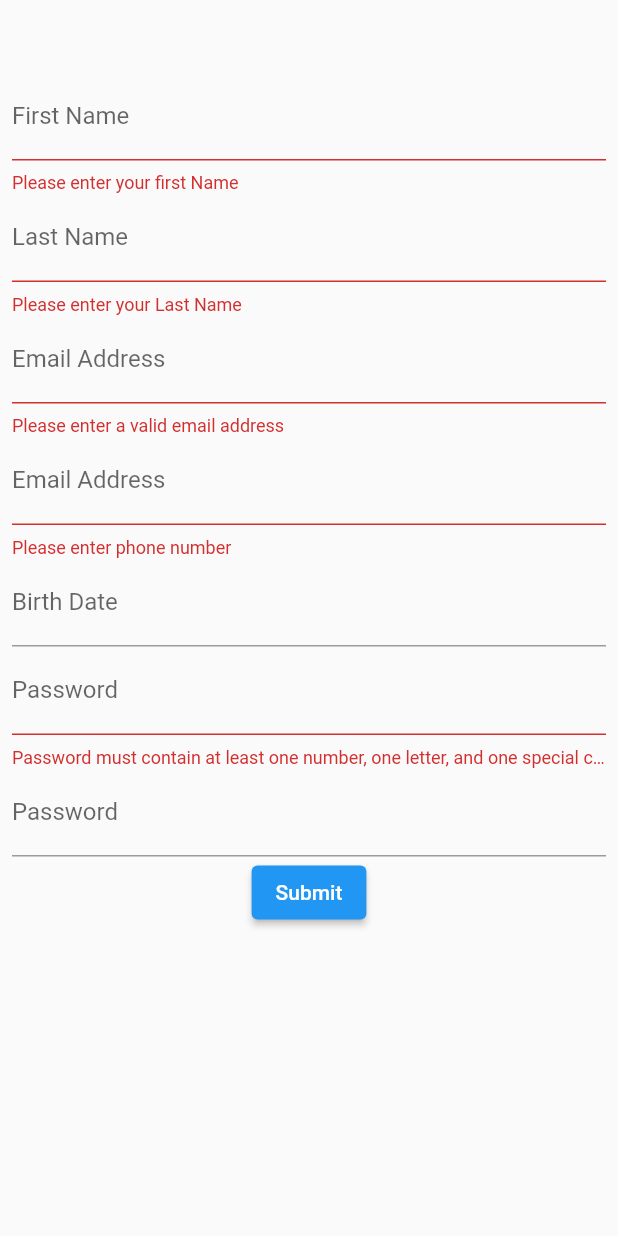
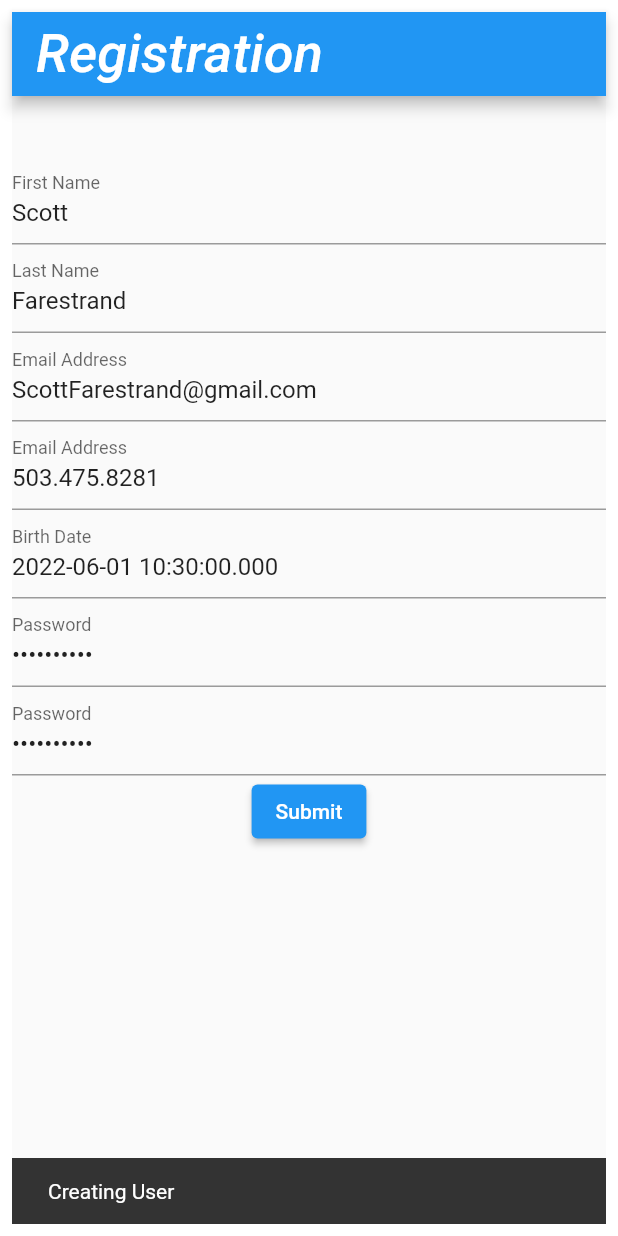
Before and after one commit to ScottFarestrand/firestore_authentication, a Flutter app: the RegistrationForm screen opened directly, after a tap on "Submit", on a phone screen of 412 x 824 dp. Run offline on Flutter 3.47's test engine with Material 2 defaults, Android fonts, the phone set to English and light mode, and no system bars; our stand-ins replace firebase_auth, firebase_core, mask_text_input_formatter; accounts and stored records are empty; network calls fail; Roboto replaces fonts that are missing (Georgia).

Commit message:
Creating User:

```diff
--- a/lib/widgets/registrationForm.dart
+++ b/lib/widgets/registrationForm.dart
@@ -1,7 +1,7 @@
 import 'package:flutter/material.dart';
 import 'package:intl/intl.dart';
 import 'package:mask_text_input_formatter/mask_text_input_formatter.dart';
-
+import 'package:firebase_auth/firebase_auth.dart';
 // Define a custom Form widget.
 class RegistrationForm extends StatefulWidget {
   const RegistrationForm({super.key});
@@ -28,15 +28,28 @@ class RegistrationFormState extends State<RegistrationForm> {
   final passwordConfirmController = TextEditingController();
   final phoneNumberController = TextEditingController();
   final birthDayController = TextEditingController();
+
   DateTime birthDate = DateTime.now();
   var phoneFormatter = new MaskTextInputFormatter(mask: '###.###.####');
 
   @override
   Widget build(BuildContext context) {
+    emailController.text = "ScottFarestrand@gmail.com";
+    firstNameController.text = "Scott";
+    lastNameController.text = "Farestrand";
+    passwordController.text = "Jlj#980507";
+    passwordConfirmController.text = passwordController.text;
+    phoneNumberController.text = "503.475.8281";
+    birthDayController.text = DateTime.now().toString();
+
     // Build a Form widget using the _formKey created above.
     return Padding(
       padding: const EdgeInsets.all(8.0),
-      child: Form(
+      child: Scaffold(
+        appBar: AppBar(
+          title: Text("Registration"),
+        ),
+        body: Form(
           key: _formKey,
           child: Column(
             children: <Widget>[
@@ -136,13 +149,40 @@ class RegistrationFormState extends State<RegistrationForm> {
               ),
               ElevatedButton(
                 onPressed: () {
+                  print("pressed");
                   // Validate returns true if the form is valid, or false otherwise.
+                  if (_formKey.currentState!.validate()){
+                    print("valid");
+                  }else{
+                    print("Not Valid");
+                  }
+
                   if (_formKey.currentState!.validate()) {
                     // If the form is valid, display a snackbar. In the real world,
                     // you'd often call a server or save the information in a database.
                     ScaffoldMessenger.of(context).showSnackBar(
-                    const SnackBar(content: Text('Processing Data')),
+                      const SnackBar(content: Text("Creating User")),
                     );
+                    try{
+
+                      FirebaseAuth.instance.createUserWithEmailAndPassword(
+                          email: emailController.text.trim(),
+                          password: passwordController.text.trim()).
+                        then((value) {
+                          print("Send it");
+                          sendVerificationEmail();
+                          ScaffoldMessenger.of(context).showSnackBar(
+                          const SnackBar(content: Text("Created")),
+                        );
+                          print(value);
+                          print(value.user);
+                          print(value.credential);
+                      });
+                    }catch(err){
+                      sendVerificationEmail();
+                      print(err);
+
+                    }
                   }
                 },
                 child: const Text('Submit'),
@@ -152,7 +192,14 @@ class RegistrationFormState extends State<RegistrationForm> {
             ],
           ),
         ),
+      ),
     );
+  }
+  Future sendVerificationEmail() async {
+    print("Sending");
+    final newUser = FirebaseAuth.instance.currentUser!;
+    print(newUser.emailVerified);
+    newUser.sendEmailVerification();
   }
   Future<void> _selectDate(BuildContext context) async {
     final mydate = DateTime.now().year + 0;
```
Also changed, not shown: 2 other files. Lines whose indentation alone changed are shown as unchanged.
